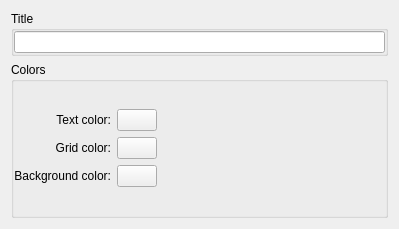
Old version of the form gui/SensorDisplayLib/ListViewSettingsWidget.ui in the repository KDE/ksysguard.
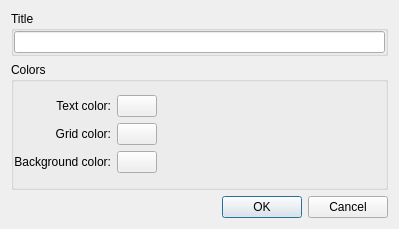
New version of the form. Custom widgets are drawn as their Qt base class.

Commit message: Port from KDialog to QDialog

```diff
--- a/gui/SensorDisplayLib/ListViewSettingsWidget.ui
+++ b/gui/SensorDisplayLib/ListViewSettingsWidget.ui
@@ -188,6 +188,13 @@
      </layout>
     </widget>
    </item>
+   <item>
+    <widget class="QDialogButtonBox" name="buttonBox">
+     <property name="standardButtons">
+      <set>QDialogButtonBox::Cancel|QDialogButtonBox::Ok</set>
+     </property>
+    </widget>
+   </item>
   </layout>
  </widget>
  <customwidgets>
```
The commit also changes 17 other files.
